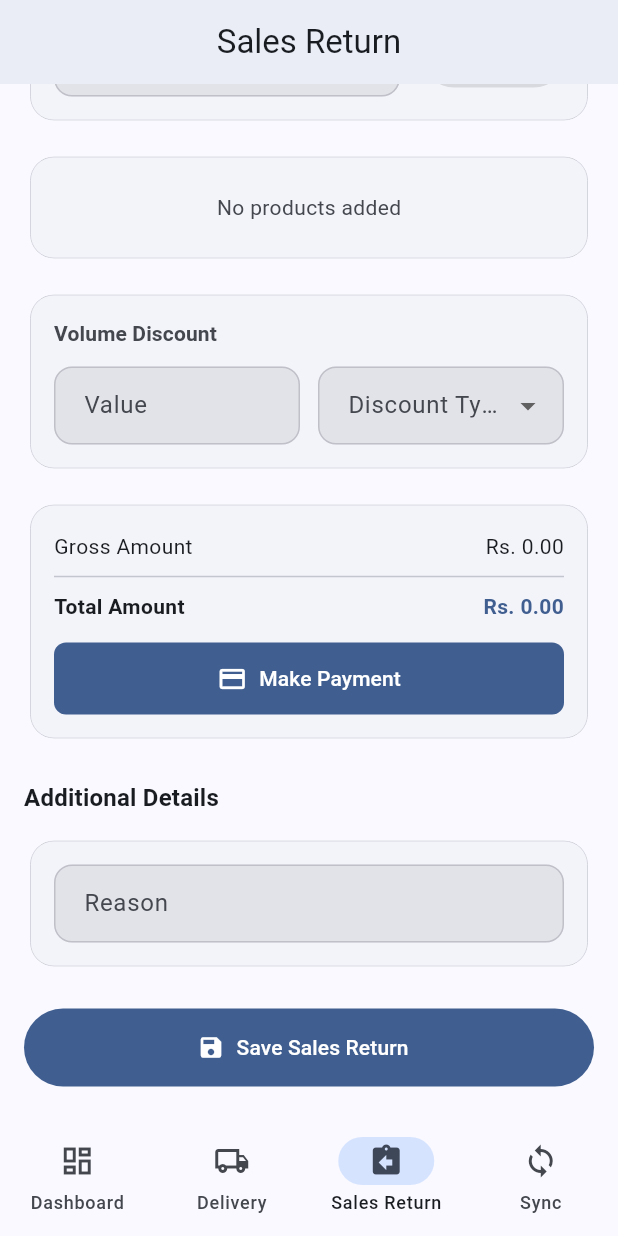
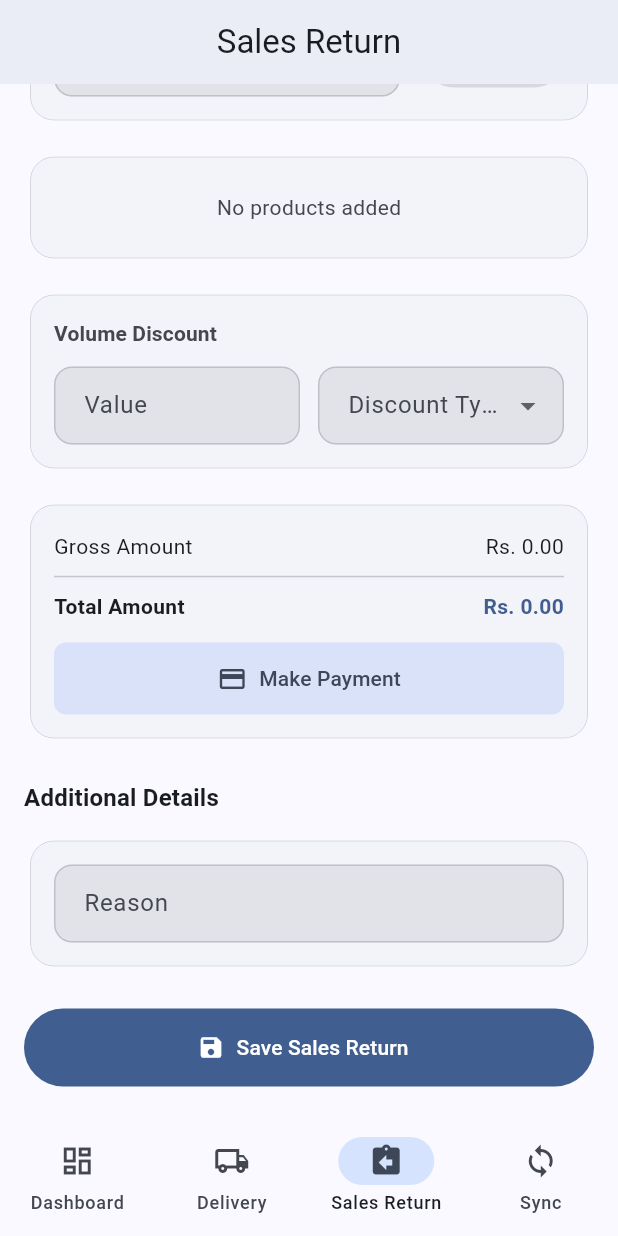
Before and after one commit to sarishmaghale/POSDelivery, a Flutter app: the SalesReturnScreen screen opened by its route, scrolled down 385 dp, on a phone screen of 412 x 824 dp. Run offline on Flutter 3.47's test engine with Material 3 defaults, Android fonts, the phone set to English and light mode, and no system bars; our stand-ins replace cached_network_image, connectivity_plus, dio, flutter_cache_manager, flutter_riverpod, flutter_secure_storage and 4 more; missing offline and left inert: flutter_foreground_task; accounts and stored records are empty; network calls fail; key blocks and very long unbroken strings in the code were emptied for the run.

Commit message:
add and payment color changes

```diff
--- a/lib/features/sales_return/screen/sales_return_screen.dart
+++ b/lib/features/sales_return/screen/sales_return_screen.dart
@@ -234,7 +234,7 @@ class _SalesReturnScreenState extends ConsumerState<SalesReturnScreen> {
                       ),
                     ),
                     const SizedBox(width: 16),
-                    FilledButton.tonalIcon(
+                    FilledButton.icon(
                       onPressed: state.pendingProduct == null
                           ? null
                           : () {
@@ -246,6 +246,10 @@ class _SalesReturnScreenState extends ConsumerState<SalesReturnScreen> {
                             },
                       icon: const Icon(Icons.add, size: 20),
                       label: Text(l10n.add),
+                      style: FilledButton.styleFrom(
+                      backgroundColor: theme.colorScheme.primary,
+                      foregroundColor: theme.colorScheme.onPrimary,
+                      ),
                     ),
                   ],
                 ),
@@ -449,8 +453,8 @@ class _SalesReturnScreenState extends ConsumerState<SalesReturnScreen> {
                 icon: const Icon(Icons.payment, size: 20),
                 label: Text(l10n.makePayment),
                 style: ElevatedButton.styleFrom(
-                  backgroundColor: theme.colorScheme.primary,
-                  foregroundColor: theme.colorScheme.onPrimary,
+                  backgroundColor: theme.colorScheme.secondaryContainer,
+                  foregroundColor: theme.colorScheme.onSecondaryContainer,
                   minimumSize: const Size(double.infinity, 48),
                   shape: RoundedRectangleBorder(
                     borderRadius: BorderRadius.circular(8),
```
